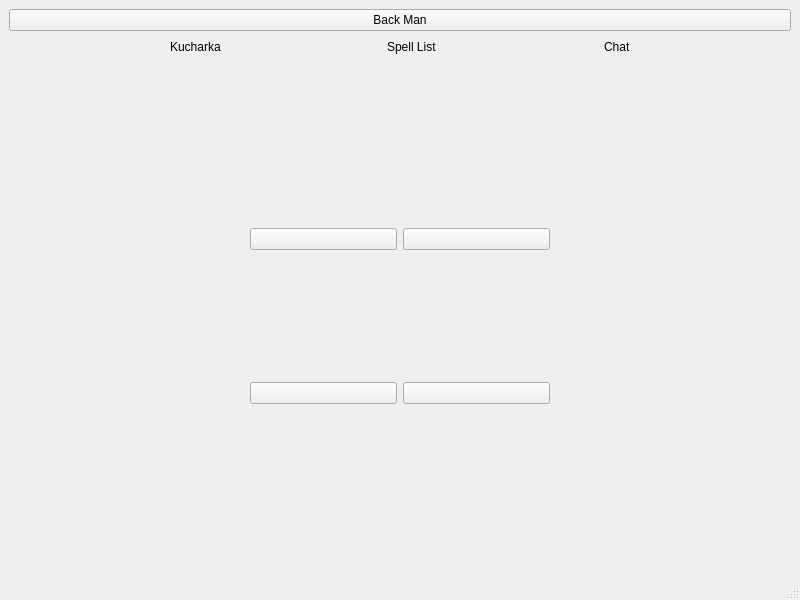
Before: the Qt Designer form PernikovaChaloupka/jezibaba.ui in pkubatrh/maraton0, drawn with Qt 5.
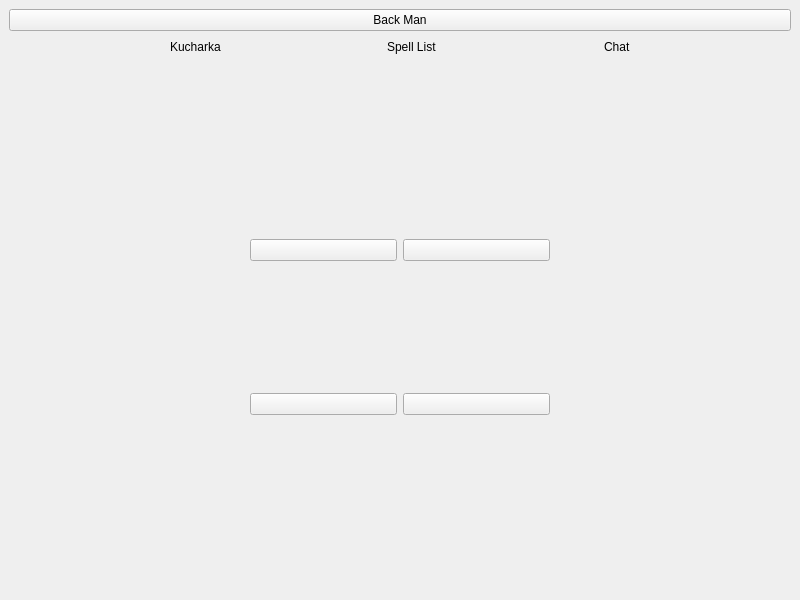
After: the same form once the commit is applied. Custom widgets are drawn as their Qt base class.

```diff
--- a/PernikovaChaloupka/jezibaba.ui
+++ b/PernikovaChaloupka/jezibaba.ui
@@ -199,7 +199,6 @@
     </item>
    </layout>
   </widget>
-  <widget class="QStatusBar" name="statusbar"/>
  </widget>
  <customwidgets>
   <customwidget>
```
